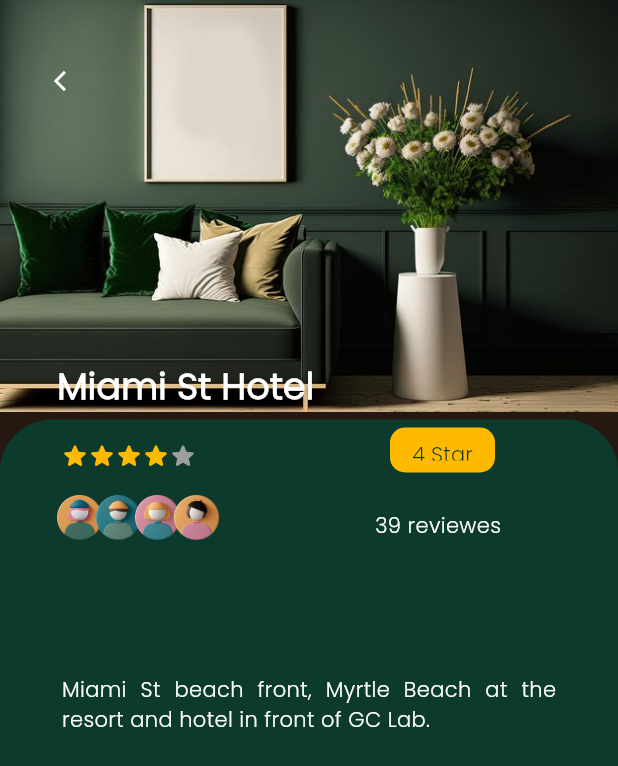
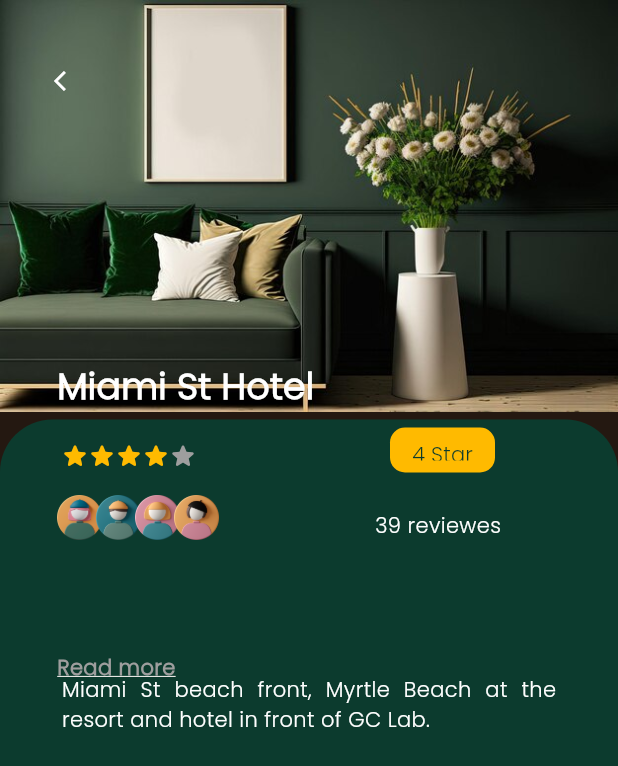
Before and after one commit to Ika1009/Aj_na_Kafu_App, a Flutter app: the CustomCard screen opened directly, on a phone screen of 412 x 824 dp. Shown: the top 766 px of the screen. Run offline on Flutter 3.47's test engine with Material 3 defaults, Android fonts, the phone set to English and light mode, and no system bars; our stand-ins replace flutter_slidable.

Commit message:
Add "Read more" link to CustomCard
Introduced a "Read more" text section to the CustomCard widget, styled
with a grey color, bold font weight, and underlined to highlight
interactivity for better user guidance and engagement.

```diff
--- a/flutter/project/lib/util/card.dart
+++ b/flutter/project/lib/util/card.dart
@@ -202,6 +202,18 @@ class CustomCard extends StatelessWidget {
                   style: TextStyle(color: Colors.white),
                 ),
               ),
+              Positioned(
+                top: 435,
+                left: 38,
+                child: Text(
+                  "Read more",
+                  style: TextStyle(
+                    color: Colors.grey,
+                    fontWeight: FontWeight.bold,
+                    decoration: TextDecoration.underline,
+                  ),
+                ),
+              ),
             ],
           ),
         ],
```
